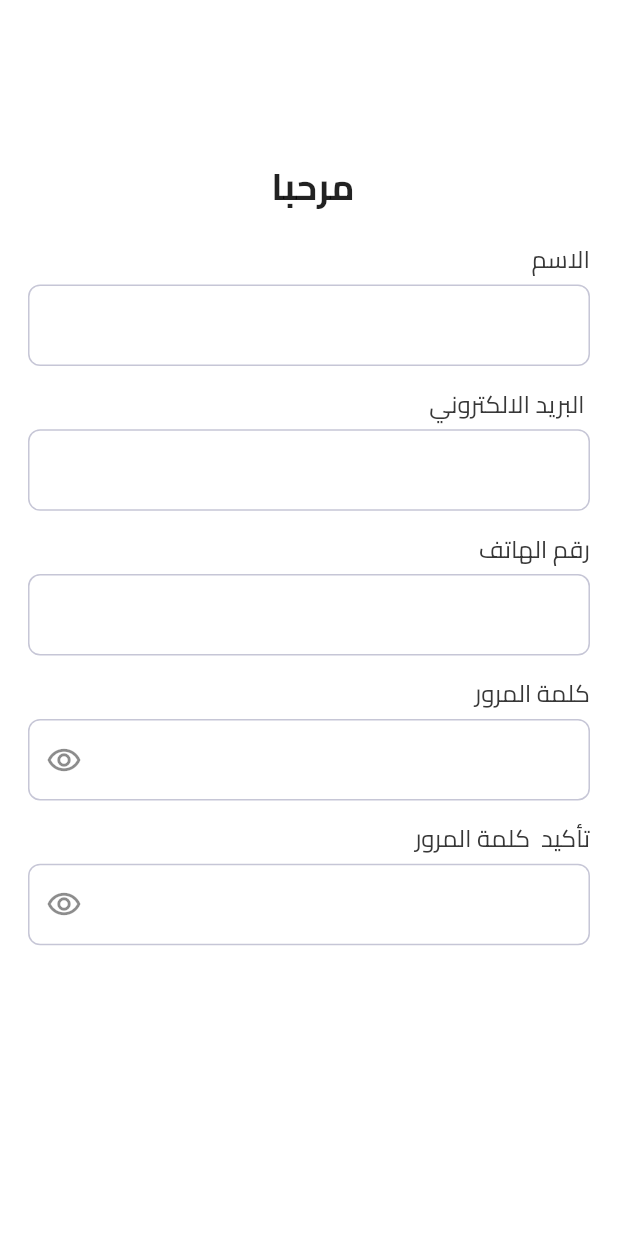
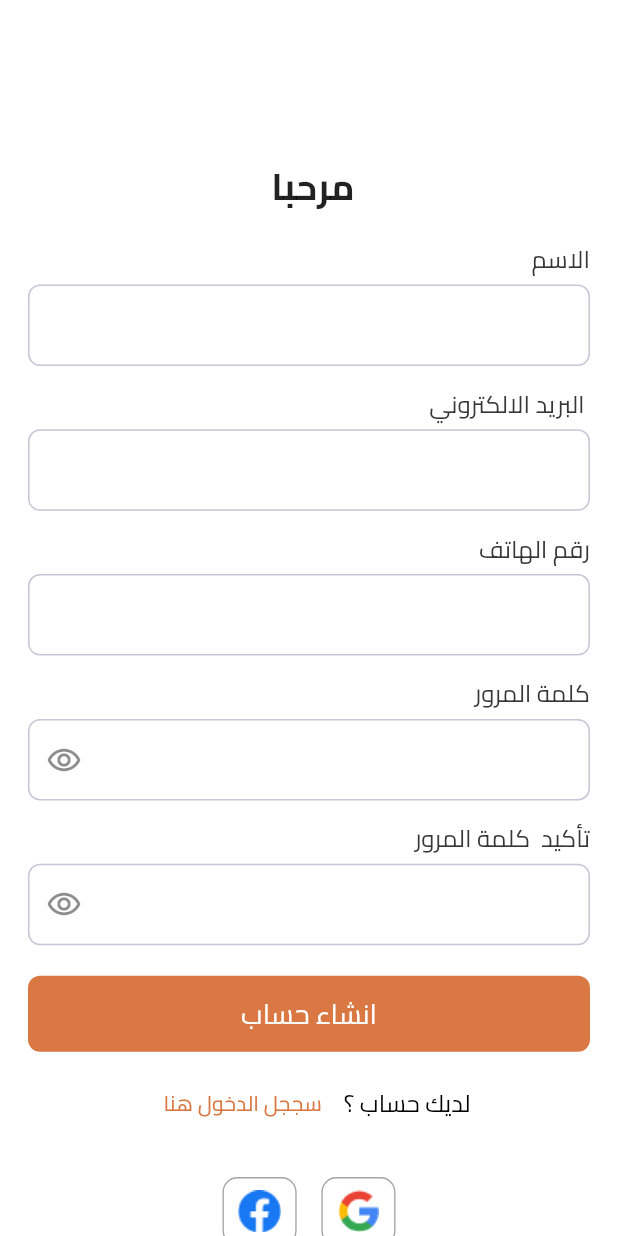
Before and after one commit to MohamedTaha-flutter/twseel_app_flutter, a Flutter app: the SignUpView screen opened directly, on a phone screen of 412 x 824 dp. Run offline on Flutter 3.47's test engine with Material 3 defaults, Android fonts, the light colour scheme and no system bars; our stand-ins replace flutter_bloc, flutter_screenutil, hexcolor.

Commit message:
Sign Up view Done

```diff
--- a/lib/Features/auth/presentation/views/sign_up_view.dart
+++ b/lib/Features/auth/presentation/views/sign_up_view.dart
@@ -1,8 +1,11 @@
 import 'package:flutter/material.dart';
+import 'package:twseel_app/Features/auth/presentation/views/widget/if_you_have_an_account.dart';
+import 'package:twseel_app/Features/auth/presentation/views/widget/login_by_F_G.dart';
 
 import '../../../../core/style/font_style.dart';
 import 'package:flutter_screenutil/flutter_screenutil.dart';
 
+import '../../../../core/widget/custom_button.dart';
 import '../../../../core/widget/custom_text_form_Feild.dart';
 
 class SignUpView extends StatelessWidget {
@@ -19,6 +22,7 @@ class SignUpView extends StatelessWidget {
     return Scaffold(
       body: Padding(
         padding: EdgeInsets.only(right: 17.w, left: 17.w, top: 100.h),
+        child: SingleChildScrollView(
           child: Column(
             children: [
               Center(
@@ -38,12 +42,12 @@ class SignUpView extends StatelessWidget {
                 keyboardType: TextInputType.emailAddress,
               ),
               TextFormFieldWidget(
-              controller: nameController,
+                controller: phoneController,
                 label: 'رقم الهاتف   ',
                 keyboardType: TextInputType.phone,
               ),
               TextFormFieldWidget(
-              controller: emailAddressController,
+                controller: passwordController,
                 label: 'كلمة المرور  ',
                 keyboardType: TextInputType.visiblePassword,
                 suffixIcon: IconButton(
@@ -53,7 +57,7 @@ class SignUpView extends StatelessWidget {
                     icon: const Icon(Icons.remove_red_eye_outlined)),
               ),
               TextFormFieldWidget(
-              controller: emailAddressController,
+                controller: confirmPasswordController,
                 label: 'تأكيد  كلمة المرور  ',
                 keyboardType: TextInputType.visiblePassword,
                 suffixIcon: IconButton(
@@ -62,7 +66,49 @@ class SignUpView extends StatelessWidget {
                     },
                     icon: const Icon(Icons.remove_red_eye_outlined)),
               ),
+              SizedBox(
+                height: 20.h,
+              ),
+              CustomButton(
+                text: " انشاء حساب ",
+                onPressed: () {},
+              ),
+              SizedBox(
+                height: 10.h,
+              ),
+              IfYouHaveAnAccount(
+                blackText: ' لديك حساب ؟ ',
+                onPressed: () {
+                  Navigator.of(context).push(MaterialPageRoute(
+                      builder: (context) =>  SignUpView()));
+                },
+                orangeText: " سججل الدخول هنا  ",
+              ),
+              SizedBox(
+                height: 25.h,
+              ),
+              Center(
+                child: Row(
+                  mainAxisAlignment: MainAxisAlignment.center,
+                  children: [
+                    LoginByFG(
+                        logo: "assets/images/google_logo.png",
+                        onTap: () {}),
+                    SizedBox(
+                      width: 15.w,
+                    ),
+                    LoginByFG(
+                        logo: "assets/images/face_book_logo.png",
+                        onTap: () {}),
                   ],
+                ),
+              ),
+              SizedBox(
+                height: 20.h,
+              ),
+
+            ],
+          ),
         ),
       ),
     );
```
Lines whose indentation alone changed are shown as unchanged.
